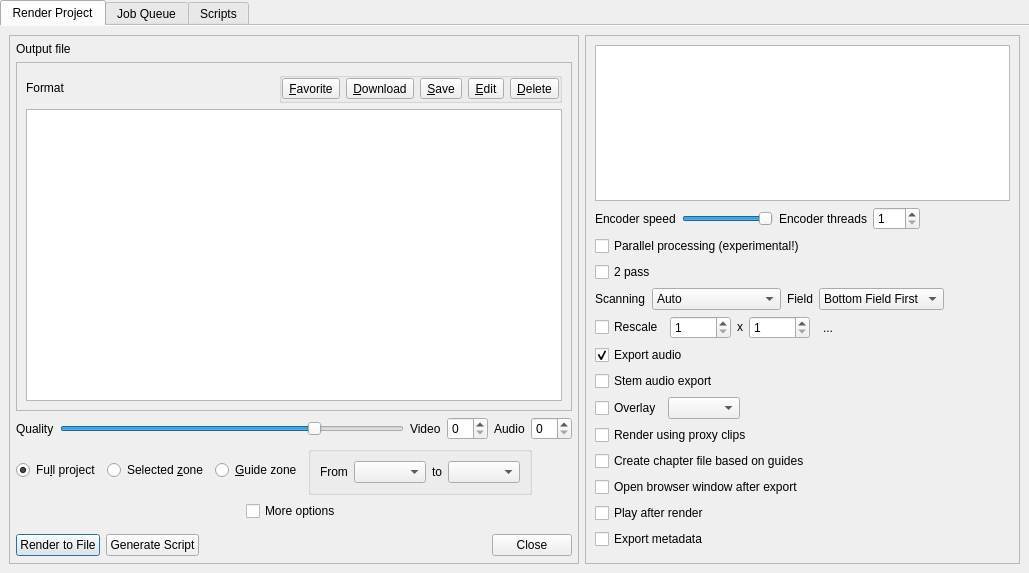
The window that src/ui/renderwidget_ui.ui (KDE/kdenlive) describes before a commit, drawn with Qt 5.
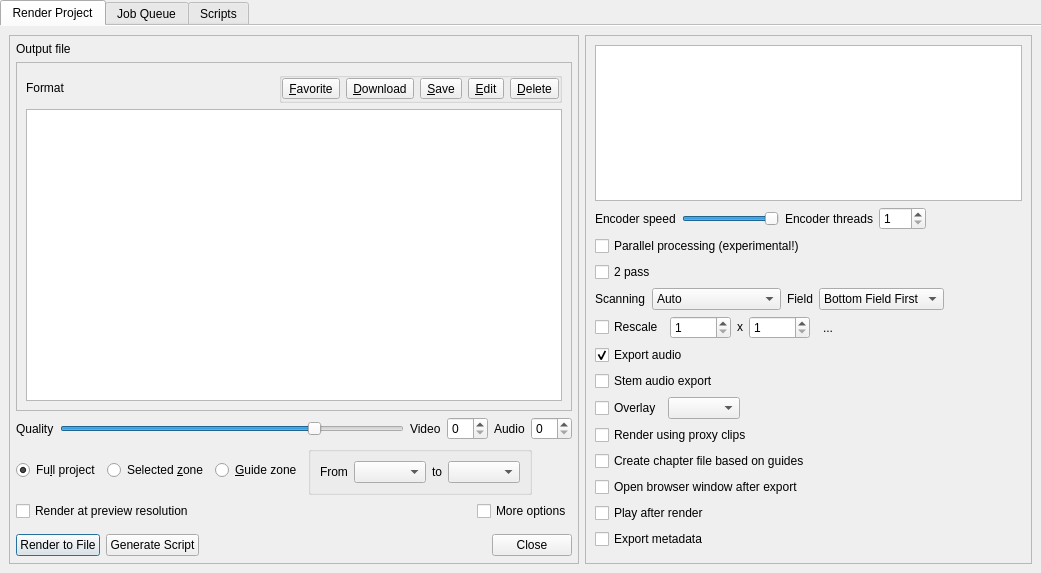
The same window after the commit. Custom widgets are drawn as their Qt base class.

Commit message: Rendering: add option to render at preview resolution for faster preview rendering

Diff of the .ui file:
```diff
--- a/src/ui/renderwidget_ui.ui
+++ b/src/ui/renderwidget_ui.ui
@@ -6,7 +6,7 @@
    <rect>
     <x>0</x>
     <y>0</y>
-    <width>1029</width>
+    <width>1041</width>
     <height>573</height>
    </rect>
   </property>
@@ -388,6 +388,13 @@
           </item>
           <item row="4" column="0">
            <layout class="QHBoxLayout" name="horizontalLayout_2">
+            <item>
+             <widget class="QCheckBox" name="render_at_preview_res">
+              <property name="text">
+               <string>Render at preview resolution</string>
+              </property>
+             </widget>
+            </item>
             <item>
              <widget class="QCheckBox" name="options">
               <property name="sizePolicy">
```
The commit also changes 2 other files.
